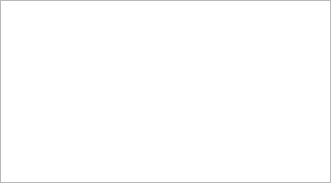
Old version of the form ui/print_birk_file.ui in the repository Meller008/CRM-Avi.
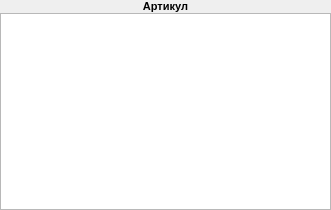
New version of the form.

```diff
--- a/ui/print_birk_file.ui
+++ b/ui/print_birk_file.ui
@@ -7,7 +7,7 @@
     <x>0</x>
     <y>0</y>
     <width>331</width>
-    <height>183</height>
+    <height>210</height>
    </rect>
   </property>
   <property name="windowTitle">
@@ -29,7 +29,7 @@
    <property name="spacing">
     <number>0</number>
    </property>
-   <item row="0" column="0">
+   <item row="1" column="0">
     <widget class="QListWidget" name="lw_label">
      <property name="font">
       <font>
@@ -45,6 +45,24 @@
      </property>
     </widget>
    </item>
+   <item row="0" column="0">
+    <widget class="QLabel" name="lb_article">
+     <property name="font">
+      <font>
+       <family>Tahoma</family>
+       <pointsize>8</pointsize>
+       <weight>75</weight>
+       <bold>true</bold>
+      </font>
+     </property>
+     <property name="text">
+      <string>&lt;html&gt;&lt;head/&gt;&lt;body&gt;&lt;p align=&quot;center&quot;&gt;&lt;span style=&quot; font-weight:600;&quot;&gt;Артикул&lt;/span&gt;&lt;/p&gt;&lt;/body&gt;&lt;/html&gt;</string>
+     </property>
+     <property name="alignment">
+      <set>Qt::AlignCenter</set>
+     </property>
+    </widget>
+   </item>
   </layout>
  </widget>
  <resources/>
```
